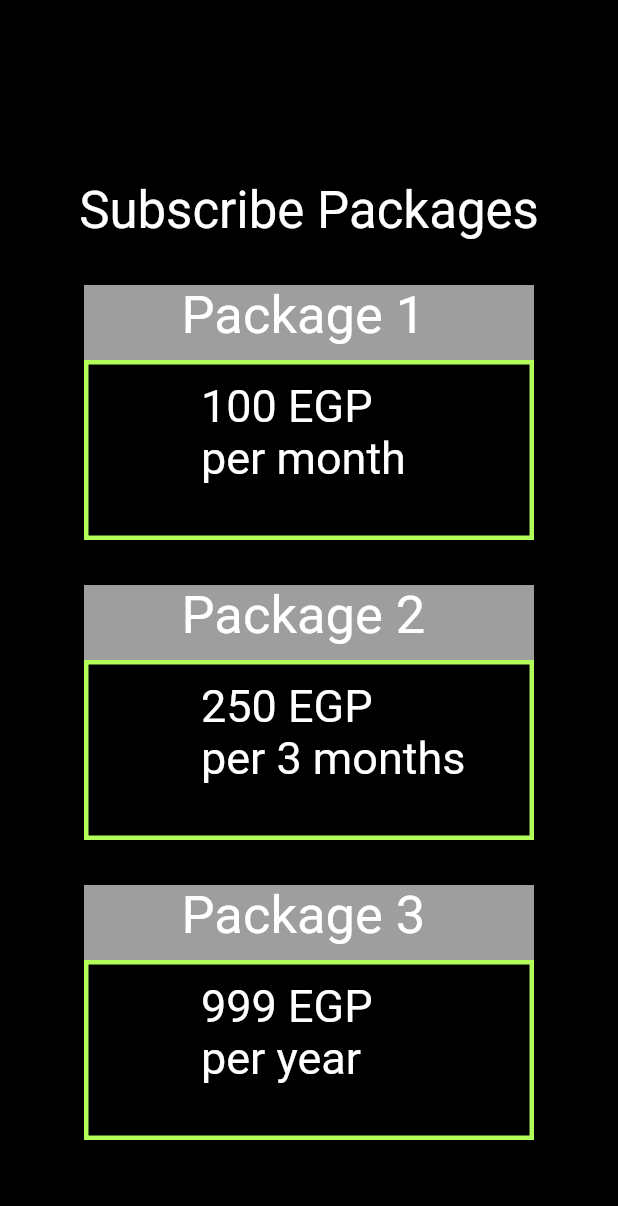
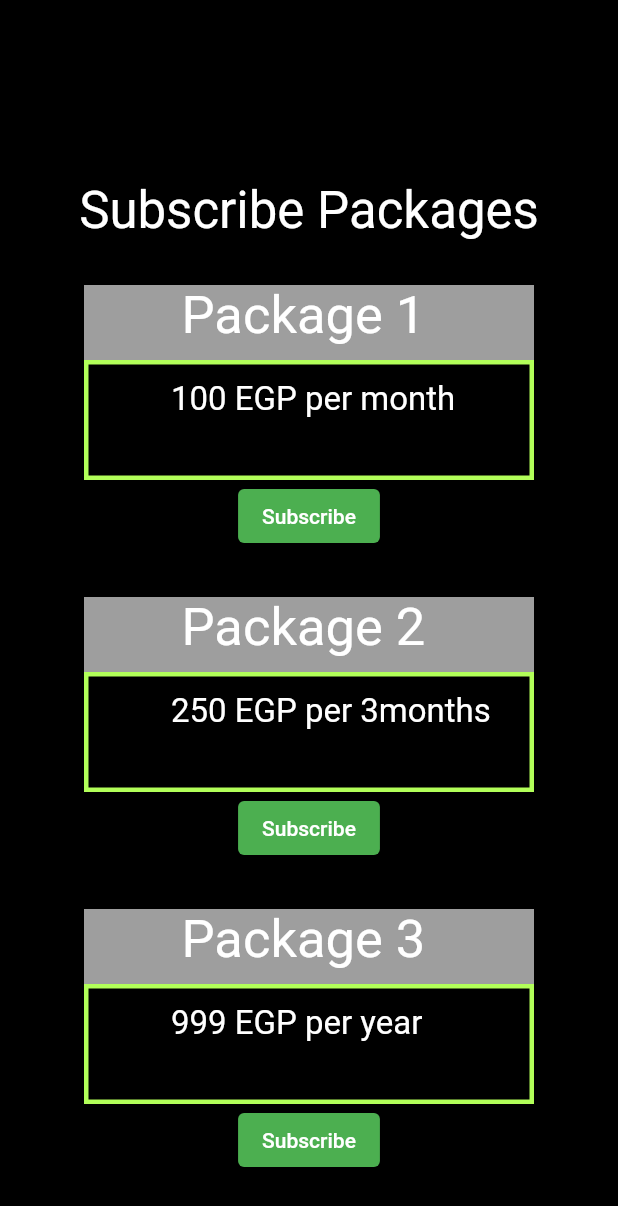
Before and after one commit to SeifMKandil/Flutter-Application-E7gzly-, a Flutter app: the PackagesScreen screen opened directly, on a phone screen of 412 x 824 dp. Shown: the top 1206 px of the screen. Run offline on Flutter 3.47's test engine with Material 2 defaults, Android fonts, the phone set to English and light mode, and no system bars; our stand-ins replace flutter_rating_bar, ionicons; missing offline and left inert: sports_registration.

Commit message:
Add files via upload

```diff
--- a/lib/screens/business_provider_packages_screen.dart
+++ b/lib/screens/business_provider_packages_screen.dart
@@ -21,9 +21,9 @@ class _PackagesScreenState extends State<PackagesScreen> {
                 style: TextStyle(fontSize: 34, color: Colors.white)),
             Row(mainAxisAlignment: MainAxisAlignment.center),
             SizedBox(height: 30),
-            buildPackageComponent("Package 1", "100 EGP          per month"),
-            buildPackageComponent("Package 2", "250 EGP          per 3 months"),
-            buildPackageComponent("Package 3", "999 EGP          per year")
+            buildPackageComponent("Package 1", "100 EGP per month"),
+            buildPackageComponent("Package 2", "250 EGP per 3months"),
+            buildPackageComponent("Package 3", "999 EGP per year")
 
 
           ],
@@ -47,11 +47,12 @@ Widget buildPackageComponent(String packageName,String pricePerDate){
           height: 50,
           padding: EdgeInsets.only(left:65),
         ),
+
         SizedBox(height: 0),
-        Container(child: Text(pricePerDate, style: TextStyle(fontSize: 30, color: Colors.white)),
-          height: 120,
+        Container(child: Text(pricePerDate, style: TextStyle(fontSize: 22, color: Colors.white)),
+          height: 80,
           width:300,
-          padding: EdgeInsets.only(left:75, top: 10),
+          padding: EdgeInsets.only(left:55, top: 10),
           decoration: BoxDecoration(
               color: Colors.black,
               border: Border.all(
@@ -61,6 +62,14 @@ Widget buildPackageComponent(String packageName,String pricePerDate){
 
 
         ),
+              ElevatedButton(
+
+                onPressed: () { },
+                child: Text('Subscribe'),
+                style: ElevatedButton.styleFrom(
+                    primary: Colors.green
+                ),
+              ),
 
 
         SizedBox(height: 30)
```
